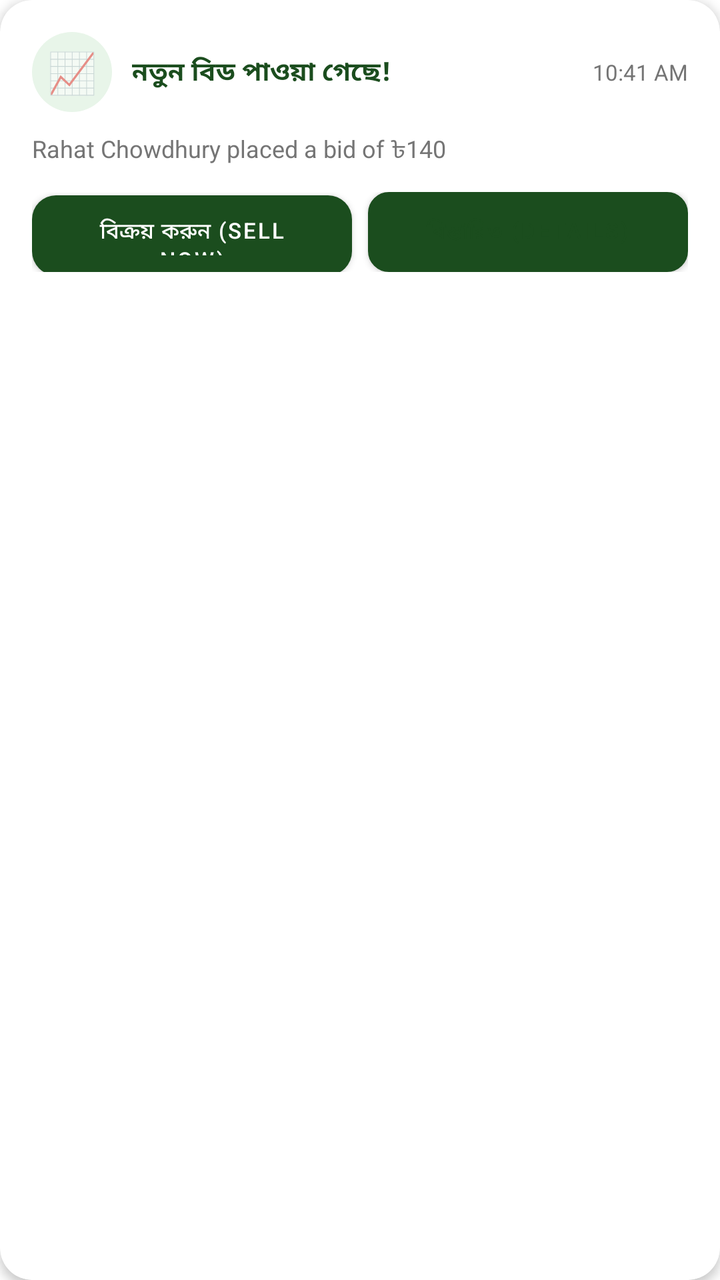
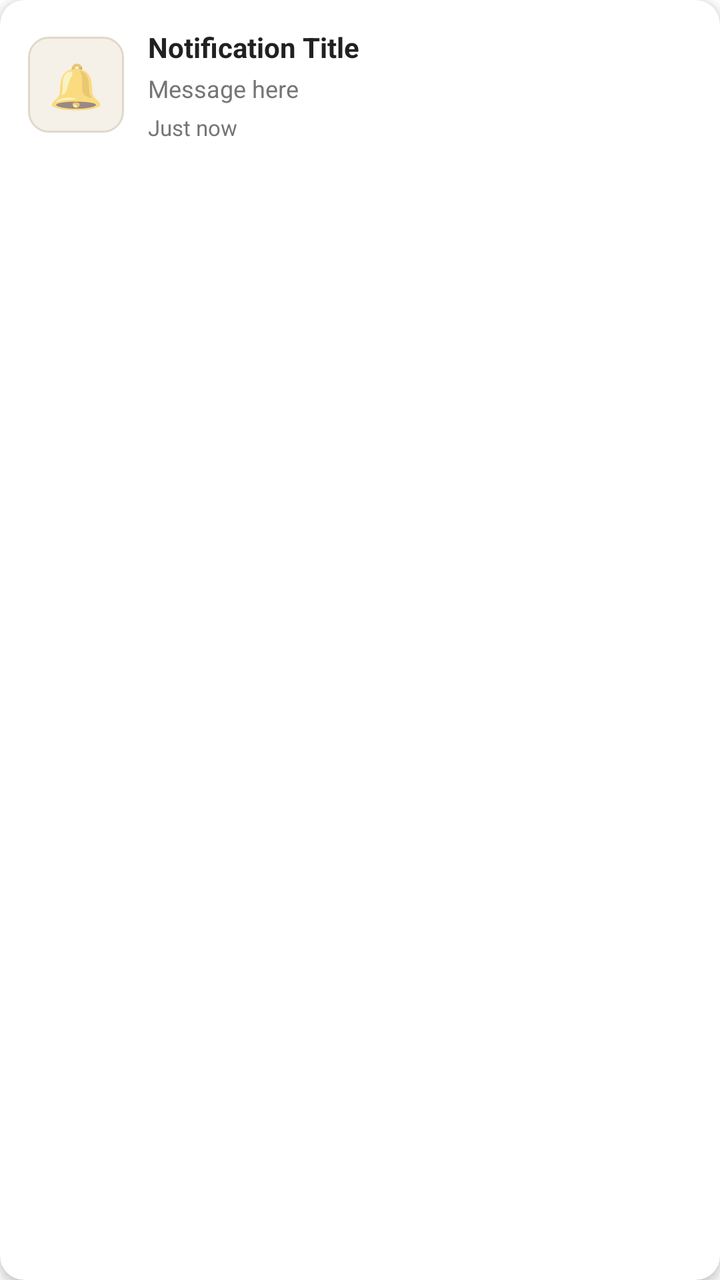

Screens rendered from an Android XML layout before and after an edit, with the pre-edit source and the edit as a unified diff.
<!-- AndroidManifest.xml: application theme Theme.Uthsob3O -->
<!-- res/layout/item_notification.xml -->
<?xml version="1.0" encoding="utf-8"?>
<androidx.cardview.widget.CardView
    xmlns:android="http://schemas.android.com/apk/res/android"
    xmlns:app="http://schemas.android.com/apk/res-auto"
    android:layout_width="match_parent"
    android:layout_height="wrap_content"
    android:layout_marginStart="16dp"
    android:layout_marginEnd="16dp"
    android:layout_marginBottom="12dp"
    app:cardCornerRadius="16dp"
    app:cardElevation="3dp"
    app:cardBackgroundColor="@color/white">

    <LinearLayout
        android:layout_width="match_parent"
        android:layout_height="wrap_content"
        android:orientation="vertical"
        android:padding="16dp">

        
        <LinearLayout
            android:layout_width="match_parent"
            android:layout_height="wrap_content"
            android:orientation="horizontal"
            android:gravity="center_vertical">

            
            <TextView
                android:id="@+id/notif_icon"
                android:layout_width="40dp"
                android:layout_height="40dp"
                android:text="📈"
                android:textSize="20sp"
                android:gravity="center"
                android:background="@drawable/bg_circle_icon"/>

            
            <TextView
                android:id="@+id/notif_title"
                android:layout_width="0dp"
                android:layout_height="wrap_content"
                android:layout_weight="1"
                android:text="নতুন বিড পাওয়া গেছে!"
                android:textColor="@color/dark_green"
                android:textSize="13sp"
                android:textStyle="bold"
                android:layout_marginStart="10dp"/>

            
            <TextView
                android:id="@+id/notif_time"
                android:layout_width="wrap_content"
                android:layout_height="wrap_content"
                android:text="10:41 AM"
                android:textColor="@color/gray"
                android:textSize="11sp"/>

        </LinearLayout>

        
        <TextView
            android:id="@+id/notif_message"
            android:layout_width="match_parent"
            android:layout_height="wrap_content"
            android:text="Rahat Chowdhury placed a bid of ৳140"
            android:textColor="@color/gray"
            android:textSize="12sp"
            android:layout_marginTop="10dp"/>

        
        <LinearLayout
            android:id="@+id/action_buttons"
            android:layout_width="match_parent"
            android:layout_height="wrap_content"
            android:orientation="horizontal"
            android:layout_marginTop="12dp">

            
            <Button
                android:id="@+id/btn_sell_now"
                android:layout_width="0dp"
                android:layout_height="40dp"
                android:layout_weight="1"
                android:text="বিক্রয় করুন (Sell Now)"
                android:textColor="@color/white"
                android:textSize="11sp"
                android:background="@drawable/btn_green_solid"
                android:layout_marginEnd="8dp"/>

            
            <Button
                android:id="@+id/btn_details"
                android:layout_width="0dp"
                android:layout_height="40dp"
                android:layout_weight="1"
                android:text="বিস্তারিত (Details)"
                android:textColor="@color/dark_green"
                android:textSize="11sp"
                android:background="@drawable/bg_input_field"/>

        </LinearLayout>

    </LinearLayout>
</androidx.cardview.widget.CardView>
<!-- resources referenced by this layout -->
<resources>
  <color name="dark_green">#1B4D1E</color>
  <color name="gray">#757575</color>
  <color name="white">#FFFFFF</color>
  <!-- drawable bg_circle_icon (drawable) -->
  <?xml version="1.0" encoding="utf-8"?>
  <shape xmlns:android="http://schemas.android.com/apk/res/android"
      android:shape="oval">
      <solid android:color="#E8F5E9"/>
  </shape>
  <!-- drawable bg_input_field (drawable) -->
  <?xml version="1.0" encoding="utf-8"?>
  <shape xmlns:android="http://schemas.android.com/apk/res/android"
      android:shape="rectangle">
      <solid android:color="#F5F0E8"/>
      <corners android:radius="10dp"/>
      <stroke android:width="1dp" android:color="#E0D8C8"/>
  </shape>
  <!-- drawable btn_green_solid (drawable) -->
  <?xml version="1.0" encoding="utf-8"?>
  <shape xmlns:android="http://schemas.android.com/apk/res/android"
      android:shape="rectangle">
      <solid android:color="#1B4D1E"/>
      <corners android:radius="12dp"/>
  </shape>
  <style name="Theme.Uthsob3O" parent="Theme.MaterialComponents.Light.NoActionBar">
          <item name="colorPrimary">@color/dark_green</item>
          <item name="colorPrimaryVariant">@color/bright_green</item>
          <item name="colorOnPrimary">@color/white</item>
          <item name="colorSecondary">@color/bright_green</item>
          <item name="android:windowBackground">@color/white</item>
          <item name="android:statusBarColor">@color/dark_green</item>
      </style>
  <color name="bright_green">#4CAF50</color>
</resources>

<!-- the commit's change to res/layout/item_notification.xml (unified diff, before → after) -->
@@ -6,8 +6,8 @@
     android:layout_height="wrap_content"
     android:layout_marginStart="16dp"
     android:layout_marginEnd="16dp"
-    android:layout_marginBottom="12dp"
-    app:cardCornerRadius="16dp"
+    android:layout_marginBottom="10dp"
+    app:cardCornerRadius="12dp"
     app:cardElevation="3dp"
     app:cardBackgroundColor="@color/white">
 
@@ -15,7 +15,7 @@
         android:layout_width="match_parent"
         android:layout_height="wrap_content"
         android:orientation="vertical"
-        android:padding="16dp">
+        android:padding="14dp">
 
         
         <LinearLayout
@@ -27,45 +27,51 @@
             
             <TextView
                 android:id="@+id/notif_icon"
-                android:layout_width="40dp"
-                android:layout_height="40dp"
-                android:text="📈"
-                android:textSize="20sp"
+                android:layout_width="48dp"
+                android:layout_height="48dp"
+                android:text="🔔"
+                android:textSize="22sp"
                 android:gravity="center"
-                android:background="@drawable/bg_circle_icon"/>
+                android:background="@drawable/bg_input_field"/>
 
             
-            <TextView
-                android:id="@+id/notif_title"
+            <LinearLayout
                 android:layout_width="0dp"
                 android:layout_height="wrap_content"
                 android:layout_weight="1"
-                android:text="নতুন বিড পাওয়া গেছে!"
-                android:textColor="@color/dark_green"
-                android:textSize="13sp"
-                android:textStyle="bold"
-                android:layout_marginStart="10dp"/>
+                android:orientation="vertical"
+                android:layout_marginStart="12dp">
 
-            
-            <TextView
-                android:id="@+id/notif_time"
-                android:layout_width="wrap_content"
-                android:layout_height="wrap_content"
-                android:text="10:41 AM"
-                android:textColor="@color/gray"
-                android:textSize="11sp"/>
+                <TextView
+                    android:id="@+id/notif_title"
+                    android:layout_width="match_parent"
+                    android:layout_height="wrap_content"
+                    android:text="Notification Title"
+                    android:textColor="@color/black"
+                    android:textSize="14sp"
+                    android:textStyle="bold"/>
 
+                <TextView
+                    android:id="@+id/notif_message"
+                    android:layout_width="match_parent"
+                    android:layout_height="wrap_content"
+                    android:text="Message here"
+                    android:textColor="@color/gray"
+                    android:textSize="12sp"
+                    android:layout_marginTop="3dp"
+                    android:maxLines="2"
+                    android:ellipsize="end"/>
+
+                <TextView
+                    android:id="@+id/notif_time"
+                    android:layout_width="wrap_content"
+                    android:layout_height="wrap_content"
+                    android:text="Just now"
+                    android:textColor="@color/gray"
+                    android:textSize="11sp"
+                    android:layout_marginTop="4dp"/>
+            </LinearLayout>
         </LinearLayout>
-
-        
-        <TextView
-            android:id="@+id/notif_message"
-            android:layout_width="match_parent"
-            android:layout_height="wrap_content"
-            android:text="Rahat Chowdhury placed a bid of ৳140"
-            android:textColor="@color/gray"
-            android:textSize="12sp"
-            android:layout_marginTop="10dp"/>
 
         
         <LinearLayout
@@ -73,32 +79,30 @@
             android:layout_width="match_parent"
             android:layout_height="wrap_content"
             android:orientation="horizontal"
-            android:layout_marginTop="12dp">
+            android:layout_marginTop="12dp"
+            android:visibility="gone">
 
-            
             <Button
                 android:id="@+id/btn_sell_now"
                 android:layout_width="0dp"
-                android:layout_height="40dp"
+                android:layout_height="44dp"
                 android:layout_weight="1"
-                android:text="বিক্রয় করুন (Sell Now)"
+                android:text="✅ Accept"
                 android:textColor="@color/white"
-                android:textSize="11sp"
+                android:textSize="13sp"
                 android:background="@drawable/btn_green_solid"
                 android:layout_marginEnd="8dp"/>
 
-            
             <Button
                 android:id="@+id/btn_details"
                 android:layout_width="0dp"
-                android:layout_height="40dp"
+                android:layout_height="44dp"
                 android:layout_weight="1"
-                android:text="বিস্তারিত (Details)"
+                android:text="👁 Details"
                 android:textColor="@color/dark_green"
-                android:textSize="11sp"
-                android:background="@drawable/bg_input_field"/>
+                android:textSize="13sp"
+                android:background="@drawable/btn_green_outline"/>
 
         </LinearLayout>
-
     </LinearLayout>
 </androidx.cardview.widget.CardView>
<!-- resource entries referenced after the edit -->
@@ -1,14 +1,9 @@
 <!-- resources referenced by this layout -->
 <resources>
+  <color name="black">#212121</color>
   <color name="dark_green">#1B4D1E</color>
   <color name="gray">#757575</color>
   <color name="white">#FFFFFF</color>
-  <!-- drawable bg_circle_icon (drawable) -->
-  <?xml version="1.0" encoding="utf-8"?>
-  <shape xmlns:android="http://schemas.android.com/apk/res/android"
-      android:shape="oval">
-      <solid android:color="#E8F5E9"/>
-  </shape>
   <!-- drawable bg_input_field (drawable) -->
   <?xml version="1.0" encoding="utf-8"?>
   <shape xmlns:android="http://schemas.android.com/apk/res/android"
@@ -16,6 +11,14 @@
       <solid android:color="#F5F0E8"/>
       <corners android:radius="10dp"/>
       <stroke android:width="1dp" android:color="#E0D8C8"/>
+  </shape>
+  <!-- drawable btn_green_outline (drawable) -->
+  <?xml version="1.0" encoding="utf-8"?>
+  <shape xmlns:android="http://schemas.android.com/apk/res/android"
+      android:shape="rectangle">
+      <solid android:color="#FFFFFF"/>
+      <stroke android:width="2dp" android:color="#1B4D1E"/>
+      <corners android:radius="12dp"/>
   </shape>
   <!-- drawable btn_green_solid (drawable) -->
   <?xml version="1.0" encoding="utf-8"?>
